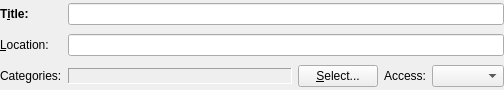
The window that incidenceeditors/incidenceeditor-ng/incidencegeneraleditor.ui (chusopr/kdepim-ktimetracker-akonadi) describes before a commit, drawn with Qt 5.
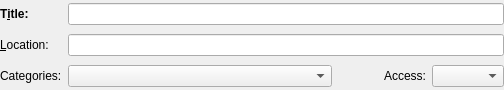
The same window after the commit. Custom widgets are drawn as their Qt base class.

Commit message: - Make the secrecy combo work on mobile too. - Use KCheckComboBox for categories in stead of a seperate dialog. Also squeeze   its text so that we get an almost similar behavior.

The edit to the form file:
```diff
--- a/incidenceeditors/incidenceeditor-ng/incidencegeneraleditor.ui
+++ b/incidenceeditors/incidenceeditor-ng/incidencegeneraleditor.ui
@@ -106,35 +106,13 @@
      </property>
     </widget>
    </item>
-   <item row="2" column="1">
-    <widget class="KSqueezedTextLabel" name="mCategoriesLabel">
-     <property name="sizePolicy">
-      <sizepolicy hsizetype="Expanding" vsizetype="Fixed">
-       <horstretch>0</horstretch>
-       <verstretch>0</verstretch>
-      </sizepolicy>
-     </property>
+   <item row="2" column="4">
+    <widget class="QComboBox" name="mSecrecyCombo">
      <property name="toolTip">
       <string extracomment="@info:tooltip">Set the categories</string>
      </property>
      <property name="whatsThis">
-      <string comment="@info:whatsthis">Allows you to select the categories that this event or to-do belongs to.</string>
-     </property>
-     <property name="frameShape">
-      <enum>QFrame::Panel</enum>
-     </property>
-     <property name="frameShadow">
-      <enum>QFrame::Sunken</enum>
-     </property>
-     <property name="buddy">
-      <cstring>mSelectCategoriesButton</cstring>
-     </property>
-    </widget>
-   </item>
-   <item row="2" column="2">
-    <widget class="QPushButton" name="mSelectCategoriesButton">
-     <property name="text">
-      <string>&amp;Select...</string>
+      <string extracomment="@info:whatsthis">Sets whether the access to this event or to-do is restricted. Please note that KOrganizer currently does not use this setting, so the implementation of the restrictions will depend on the groupware server. This means that events or to-dos marked as private or confidential may be visible to others.</string>
      </property>
     </widget>
    </item>
@@ -151,29 +129,53 @@
      </property>
     </widget>
    </item>
-   <item row="2" column="4">
-    <widget class="QComboBox" name="mSecrecyCombo">
-     <property name="toolTip">
-      <string extracomment="@info:tooltip">Set the secrecy level</string>
+   <item row="2" column="1">
+    <widget class="KPIM::KCheckComboBox" name="mCategoryCombo">
+     <property name="sizePolicy">
+      <sizepolicy hsizetype="MinimumExpanding" vsizetype="Fixed">
+       <horstretch>0</horstretch>
+       <verstretch>0</verstretch>
+      </sizepolicy>
      </property>
      <property name="whatsThis">
       <string extracomment="@info:whatsthis">Sets whether the access to this event or to-do is restricted. Please note that KOrganizer currently does not use this setting, so the implementation of the restrictions will depend on the groupware server. This means that events or to-dos marked as private or confidential may be visible to others.</string>
      </property>
     </widget>
    </item>
+   <item row="2" column="2">
+    <spacer name="horizontalSpacer">
+     <property name="orientation">
+      <enum>Qt::Horizontal</enum>
+     </property>
+     <property name="sizeType">
+      <enum>QSizePolicy::Minimum</enum>
+     </property>
+     <property name="sizeHint" stdset="0">
+      <size>
+       <width>40</width>
+       <height>20</height>
+      </size>
+     </property>
+    </spacer>
+   </item>
   </layout>
  </widget>
  <customwidgets>
   <customwidget>
-   <class>KSqueezedTextLabel</class>
-   <extends>QLabel</extends>
-   <header>ksqueezedtextlabel.h</header>
+   <class>KPIM::KCheckComboBox</class>
+   <extends>KComboBox</extends>
+   <header>libkdepim/kcheckcombobox.h</header>
   </customwidget>
   <customwidget>
    <class>KLineEdit</class>
    <extends>QLineEdit</extends>
    <header>klineedit.h</header>
   </customwidget>
+  <customwidget>
+   <class>KComboBox</class>
+   <extends>QComboBox</extends>
+   <header>kcombobox.h</header>
+  </customwidget>
  </customwidgets>
  <resources/>
  <connections/>
```
Left out of the diff: 19 changed lines with no effect on the pictures. The commit also changes 3 other files.
